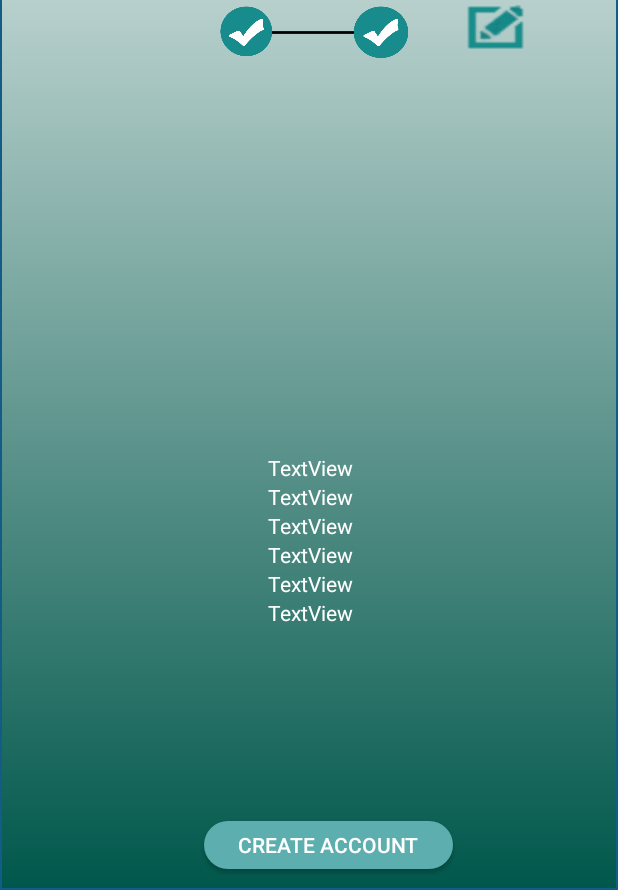
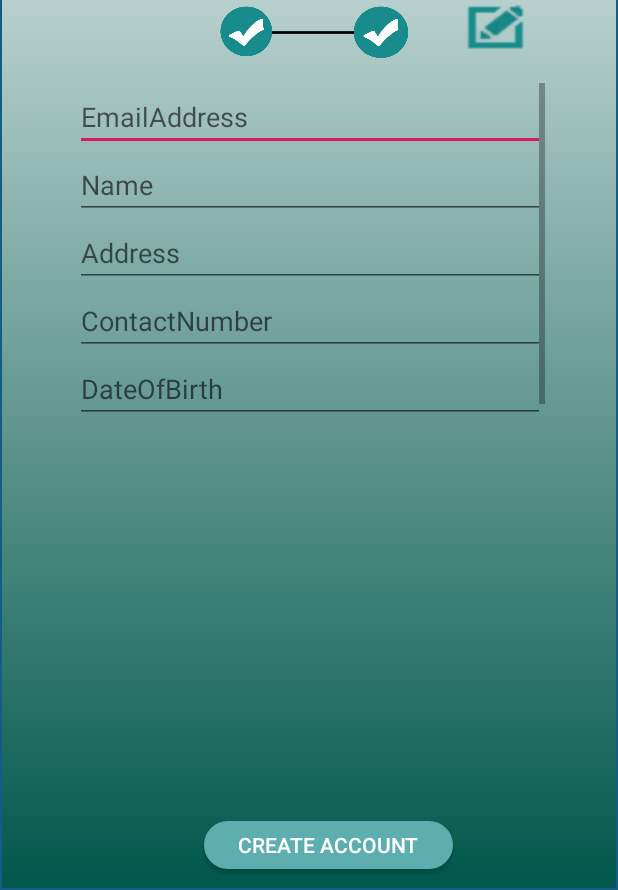
Before and after one commit to luckeyepe/OkasyonV2, an Android app: the SingUpSummaryClientActivity screen opened directly, with no data from a screen before it, on a phone screen of 412 x 824 dp, the part 346-1236 px from its top. Run offline under Robolectric (Android 15) with nearby library versions, the phone set to English and light mode, and no system bars.

Commit message:
SignUpClient

```diff
--- a/app/src/main/java/com/example/morkince/okasyonv2/activities/login_activities/MainActivity.kt
+++ b/app/src/main/java/com/example/morkince/okasyonv2/activities/login_activities/MainActivity.kt
@@ -9,6 +9,7 @@ import android.view.LayoutInflater
 import android.view.Window
 import android.widget.Toast
 import com.example.morkince.okasyonv2.R
+import com.example.morkince.okasyonv2.activities.signup_client_activities.SignUpClientPart1Activity
 import com.example.morkince.okasyonv2.activities.signup_organizer_activities.SignUpOrganizerPart1Activity
 import com.example.morkince.okasyonv2.activities.signup_supplier_activities.SignUpSupplierPart1Activity
 import kotlinx.android.synthetic.main.activity_main.*
@@ -53,7 +54,7 @@ class MainActivity : AppCompatActivity() {
             //add functionality to buttons
             buttonClient.setOnClickListener {
                 Log.d(TAG, "Sign Up Client Button Pressed")
-                startActivity(Intent(this, SignUpSupplierPart1Activity::class.java))
+                startActivity(Intent(this, SignUpClientPart1Activity::class.java))
             }
 
             buttonOrganizer.setOnClickListener {
--- a/app/src/main/res/layout/activity_sing_up_summary_client.xml
+++ b/app/src/main/res/layout/activity_sing_up_summary_client.xml
@@ -34,7 +34,7 @@
             app:layout_constraintTop_toBottomOf="@+id/imageView10"/>
 
     <ImageButton
-            android:id="@+id/summary_imgbtn_edit"
+            android:id="@+id/imageButton_signupPart2EditButton"
             android:layout_width="39dp"
             android:layout_height="30dp"
             android:layout_marginTop="224dp"
@@ -51,10 +51,9 @@
             android:layout_height="241dp"
             android:layout_marginStart="27dp"
             android:layout_marginEnd="26dp"
-            android:layout_marginBottom="40dp"
-            app:layout_constraintBottom_toBottomOf="parent"
             app:layout_constraintEnd_toEndOf="parent"
-            app:layout_constraintStart_toStartOf="parent">
+            app:layout_constraintStart_toStartOf="parent" android:layout_marginTop="22dp"
+            app:layout_constraintTop_toBottomOf="@+id/imageButton_signupPart2EditButton">
 
         <LinearLayout
                 android:layout_width="match_parent"
@@ -62,53 +61,42 @@
                 android:orientation="vertical">
 
 
-            <TextView
-                    android:id="@+id/textView3"
+            <EditText
                     android:layout_width="match_parent"
                     android:layout_height="wrap_content"
-                    android:text="TextView"
-                    android:textAlignment="center"
-                    android:textColor="@android:color/white"/>
-
-            <TextView
-                    android:id="@+id/textView4"
+                    android:inputType="textPersonName"
+                    android:ems="10"
+                    android:id="@+id/editText_summaryEmailAddress" android:hint="EmailAddress"/>
+            <EditText
                     android:layout_width="match_parent"
                     android:layout_height="wrap_content"
-                    android:text="TextView"
-                    android:textAlignment="center"
-                    android:textColor="@android:color/white"/>
-
-            <TextView
-                    android:id="@+id/textView5"
+                    android:inputType="textPersonName"
+                    android:ems="10"
+                    android:id="@+id/editText_summaryName" android:hint="Name"/>
+            <EditText
                     android:layout_width="match_parent"
                     android:layout_height="wrap_content"
-                    android:text="TextView"
-                    android:textAlignment="center"
-                    android:textColor="@android:color/white"/>
-
-            <TextView
-                    android:id="@+id/textView6"
+                    android:inputType="textPersonName"
+                    android:ems="10"
+                    android:id="@+id/editText_summaryAddress" android:hint="Address"/>
+            <EditText
                     android:layout_width="match_parent"
                     android:layout_height="wrap_content"
-                    android:text="TextView"
-                    android:textAlignment="center"
-                    android:textColor="@android:color/white"/>
-
-            <TextView
-                    android:id="@+id/textView7"
+                    android:inputType="textPersonName"
+                    android:ems="10"
+                    android:id="@+id/editText_summaryContactNumber" android:hint="ContactNumber"/>
+            <EditText
                     android:layout_width="match_parent"
                     android:layout_height="wrap_content"
-                    android:text="TextView"
-                    android:textAlignment="center"
-                    android:textColor="@android:color/white"/>
-
-            <TextView
-                    android:id="@+id/textView8"
+                    android:inputType="textPersonName"
+                    android:ems="10"
+                    android:id="@+id/editText_summaryDateOfBirth" android:hint="DateOfBirth"/>
+            <EditText
                     android:layout_width="match_parent"
                     android:layout_height="wrap_content"
-                    android:text="TextView"
-                    android:textAlignment="center"
-                    android:textColor="@android:color/white"/>
+                    android:inputType="textPersonName"
+                    android:ems="10"
+                    android:id="@+id/editText_summaryGender" android:hint="Gender"/>
         </LinearLayout>
     </ScrollView>
 
@@ -139,7 +127,7 @@
             app:srcCompat="@drawable/breadcrumbs3"/>
 
     <Button
-            android:id="@+id/summary_btn_createaccount"
+            android:id="@+id/Button_summaryClientCreateAccount"
             android:layout_width="166dp"
             android:layout_height="32dp"
             android:layout_marginStart="8dp"
```
Also changed, not shown: app/src/main/java/com/example/morkince/okasyonv2/activities/signup_client_activities/SignUpClientPart1Activity.kt (+7 -0 lines), app/src/main/java/com/example/morkince/okasyonv2/activities/signup_client_activities/SignUpClientPart2Activity.kt (+24 -0 lines), app/src/main/res/layout/activity_sign_up_client_part1.xml (+16 -15 lines), app/src/main/res/layout/activity_sign_up_client_part2.xml (+19 -14 lines).
